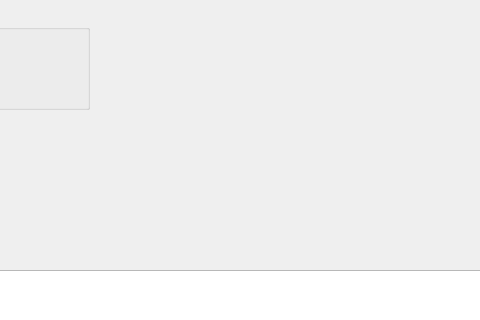
Before: the Qt Designer form mainwindow.ui in TallDave67/thread-tester-ui, drawn with Qt 5; both pictures show x 430 to 910 and y 0 to 320 of the 1280 by 945 pixel window.
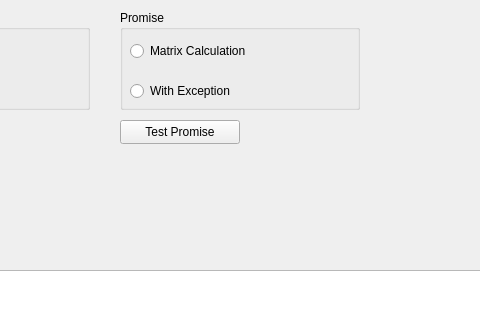
After: the same form once the commit is applied.

Commit message: hooked in other thread engine, the one for promises

The edit to the form file:
```diff
--- a/mainwindow.ui
+++ b/mainwindow.ui
@@ -153,6 +153,64 @@
      <string>Test Sync</string>
     </property>
    </widget>
+   <widget class="QGroupBox" name="promise_groupBox">
+    <property name="geometry">
+     <rect>
+      <x>550</x>
+      <y>10</y>
+      <width>240</width>
+      <height>100</height>
+     </rect>
+    </property>
+    <property name="title">
+     <string>Promise</string>
+    </property>
+    <widget class="QRadioButton" name="radioButton_matrixCalc">
+     <property name="geometry">
+      <rect>
+       <x>10</x>
+       <y>30</y>
+       <width>180</width>
+       <height>22</height>
+      </rect>
+     </property>
+     <property name="text">
+      <string>Matrix Calculation</string>
+     </property>
+     <attribute name="buttonGroup">
+      <string notr="true">buttonGroup_promise</string>
+     </attribute>
+    </widget>
+    <widget class="QRadioButton" name="radioButton_withException">
+     <property name="geometry">
+      <rect>
+       <x>10</x>
+       <y>70</y>
+       <width>180</width>
+       <height>22</height>
+      </rect>
+     </property>
+     <property name="text">
+      <string>With Exception</string>
+     </property>
+     <attribute name="buttonGroup">
+      <string notr="true">buttonGroup_promise</string>
+     </attribute>
+    </widget>
+   </widget>
+   <widget class="QPushButton" name="promise_pushButton">
+    <property name="geometry">
+     <rect>
+      <x>550</x>
+      <y>120</y>
+      <width>120</width>
+      <height>24</height>
+     </rect>
+    </property>
+    <property name="text">
+     <string>Test Promise</string>
+    </property>
+   </widget>
   </widget>
   <widget class="QMenuBar" name="menubar">
    <property name="geometry">
```
Left out of the diff: 13 changed lines with no effect on the pictures. The commit also changes 4 other files.
